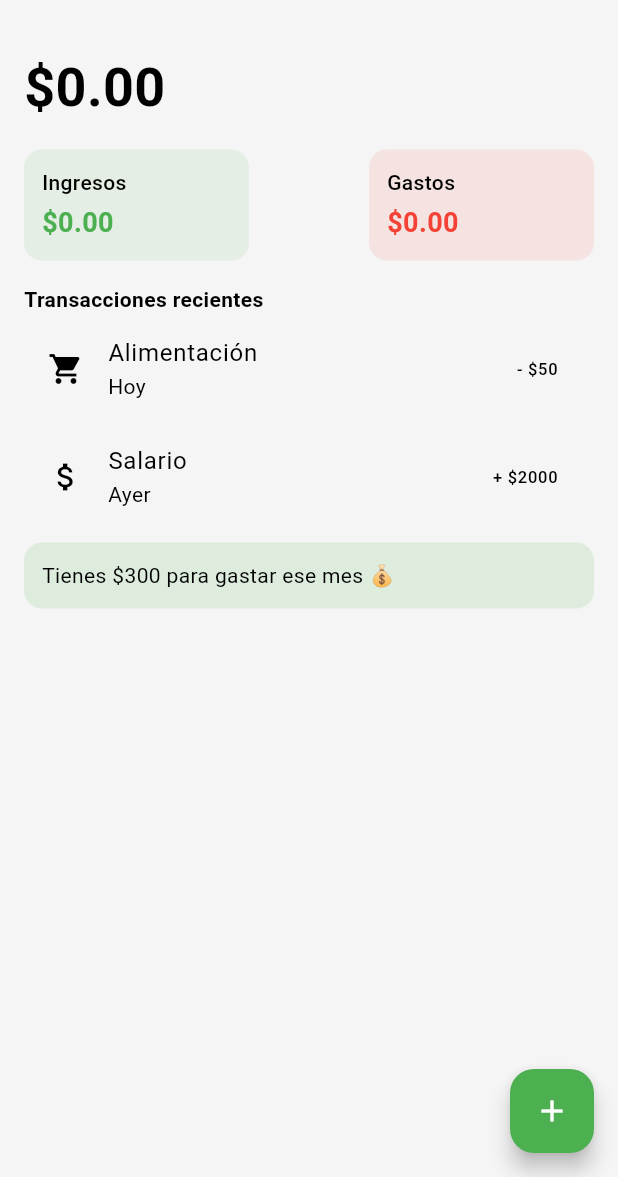
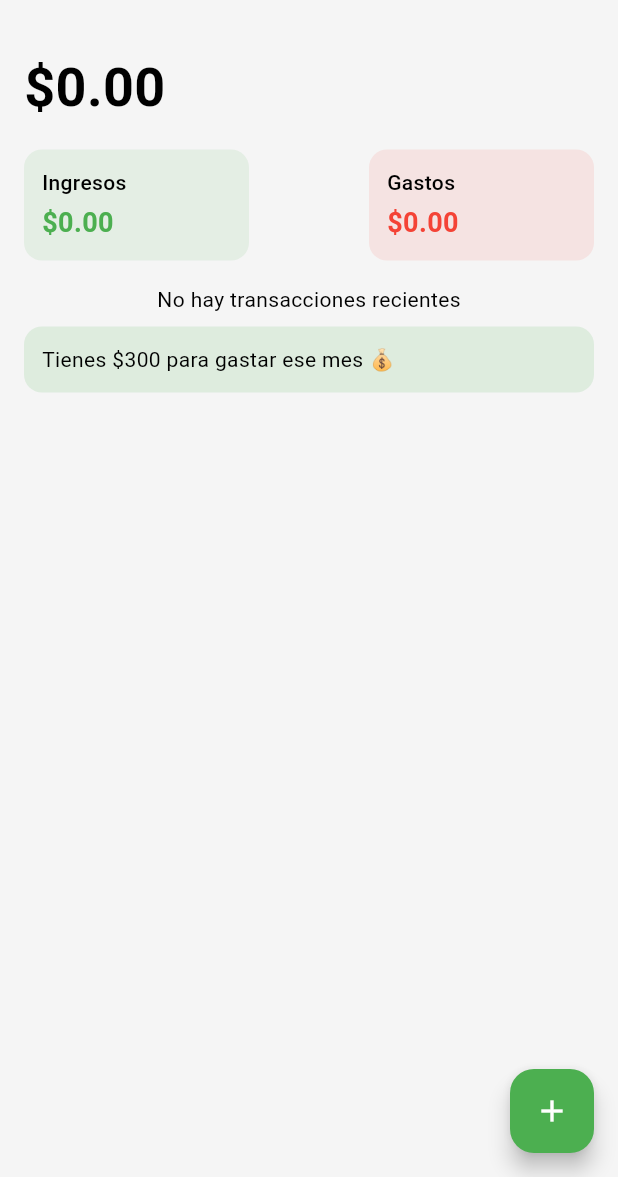
Before and after one commit to sim3075/MoneyMingle, a Flutter app: the HomeScreen screen opened by its route, on a phone screen of 412 x 824 dp, the part 59-1236 px from its top. Run offline on Flutter 3.47's test engine with Material 3 defaults, Android fonts, the phone set to English and light mode, and no system bars; our stand-ins replace firebase_core, image_picker, shared_preferences; accounts and stored records are empty.

```diff
--- a/money_mingle/lib/ui/pages/home/home_screen.dart
+++ b/money_mingle/lib/ui/pages/home/home_screen.dart
@@ -84,8 +84,8 @@ class _HomeScreenState extends State<HomeScreen> {
             },
           ),
           ListTile(
-            leading: const Icon(Icons.add_circle,
-                color: AppTheme.incomeColor),
+            leading:
+                const Icon(Icons.add_circle, color: AppTheme.incomeColor),
             title: const Text('Agregar Ingreso'),
             onTap: () {
               Navigator.pop(context);
@@ -106,6 +106,7 @@ class _HomeScreenState extends State<HomeScreen> {
       drawer: AppDrawer(
         totalIncome:  _totalIncome,
         totalExpense: _totalExpense,
+        transactions: _transactions,
       ),
       floatingActionButton: FloatingActionButton(
         onPressed: () => _showAddMenu(context),
@@ -113,26 +114,40 @@ class _HomeScreenState extends State<HomeScreen> {
       ),
       body: Padding(
         padding: const EdgeInsets.all(16),
-        child: Column(crossAxisAlignment: CrossAxisAlignment.start, children: [
-          Text('\$${net.toStringAsFixed(2)}',
-              style:
-                  const TextStyle(fontSize: 36, fontWeight: FontWeight.bold)),
+        child: Column(
+          crossAxisAlignment: CrossAxisAlignment.start,
+          children: [
+            Text(
+              '\$${net.toStringAsFixed(2)}',
+              style: const TextStyle(
+                fontSize: 36,
+                fontWeight: FontWeight.bold,
+              ),
+            ),
             const SizedBox(height: 16),
-          Row(mainAxisAlignment: MainAxisAlignment.spaceBetween, children: [
+            Row(
+              mainAxisAlignment: MainAxisAlignment.spaceBetween,
+              children: [
                 InfoCard(
                   title: 'Ingresos',
                   value: '\$${_totalIncome.toStringAsFixed(2)}',
-                color: AppTheme.incomeColor),
+                  color: AppTheme.incomeColor,
+                ),
                 InfoCard(
                   title: 'Gastos',
                   value: '\$${_totalExpense.toStringAsFixed(2)}',
-                color: AppTheme.expenseColor),
-          ]),
+                  color: AppTheme.expenseColor,
+                ),
+              ],
+            ),
             const SizedBox(height: 16),
+            // Aquí mostramos las transacciones recientes:
             RecentTransactions(transactions: _transactions),
             const SizedBox(height: 8),
+            // Y el resumen mensual:
             MonthlySummary(transactions: _transactions),
-        ]),
+          ],
+        ),
       ),
     );
   }
--- a/money_mingle/lib/ui/pages/home/widgets/recent_transactions.dart
+++ b/money_mingle/lib/ui/pages/home/widgets/recent_transactions.dart
@@ -1,26 +1,63 @@
 import 'package:flutter/material.dart';
+import 'package:intl/intl.dart';
 import 'package:money_mingle/models/transaction.dart';
 
 class RecentTransactions extends StatelessWidget {
-  const RecentTransactions({super.key, required List<Transaction> transactions});
+  final List<Transaction> transactions;
+  final int maxItems;
+
+  const RecentTransactions({
+    Key? key,
+    required this.transactions,
+    this.maxItems = 5,
+  }) : super(key: key);
 
   @override
   Widget build(BuildContext context) {
+    final theme = Theme.of(context);
+    final recent = transactions.reversed.take(maxItems).toList();
+
+    if (recent.isEmpty) {
+      return Center(
+        child: Text(
+          'No hay transacciones recientes',
+          style: theme.textTheme.bodyMedium,
+        ),
+      );
+    }
+
     return Column(
       crossAxisAlignment: CrossAxisAlignment.start,
-      children: const [
-        Text("Transacciones recientes", style: TextStyle(fontWeight: FontWeight.bold)),
-        ListTile(
-          leading: Icon(Icons.shopping_cart),
-          title: Text("Alimentación"),
-          subtitle: Text("Hoy"),
-          trailing: Text("- \$50"),
+      children: [
+        Text(
+          'Transacciones recientes',
+          style: theme.textTheme.titleMedium,
         ),
-        ListTile(
-          leading: Icon(Icons.attach_money),
-          title: Text("Salario"),
-          subtitle: Text("Ayer"),
-          trailing: Text("+ \$2000"),
+        const SizedBox(height: 8),
+        ListView.builder(
+          shrinkWrap: true,
+          physics: const NeverScrollableScrollPhysics(),
+          itemCount: recent.length,
+          itemBuilder: (context, i) {
+            final tx = recent[i];
+            final isExpense = tx.type == TransactionType.expense;
+            final color = isExpense ? Colors.red : Colors.green;
+            final sign = isExpense ? '-' : '+';
+            final dateLabel = DateFormat('dd/MM/yyyy').format(tx.date);
+
+            return ListTile(
+              leading: Icon(
+                isExpense ? Icons.shopping_cart : Icons.attach_money,
+                color: color,
+              ),
+              title: Text(tx.title),
+              subtitle: Text(dateLabel),
+              trailing: Text(
+                '$sign \$${tx.amount.toStringAsFixed(2)}',
+                style: TextStyle(color: color),
+              ),
+            );
+          },
         ),
       ],
     );
--- a/money_mingle/pubspec.yaml
+++ b/money_mingle/pubspec.yaml
@@ -42,6 +42,8 @@ dependencies:
   # Use with the CupertinoIcons class for iOS style icons.
   cupertino_icons: ^1.0.8
   image_picker: ^1.1.2
+  font_awesome_flutter: ^10.5.0
+
   shared_preferences: ^2.0.15
 
 dev_dependencies:
```
Also changed, not shown: money_mingle/lib/ui/pages/transaction/transactions_screen.dart (added, +23 -0 lines), money_mingle/lib/ui/widgets/shared/app_drawer.dart (+31 -4 lines), money_mingle/pubspec.lock. Lines whose indentation alone changed are shown as unchanged.
